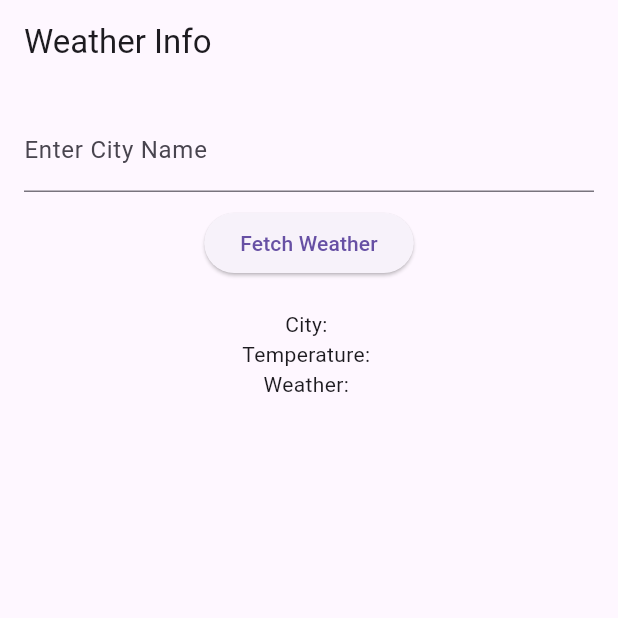
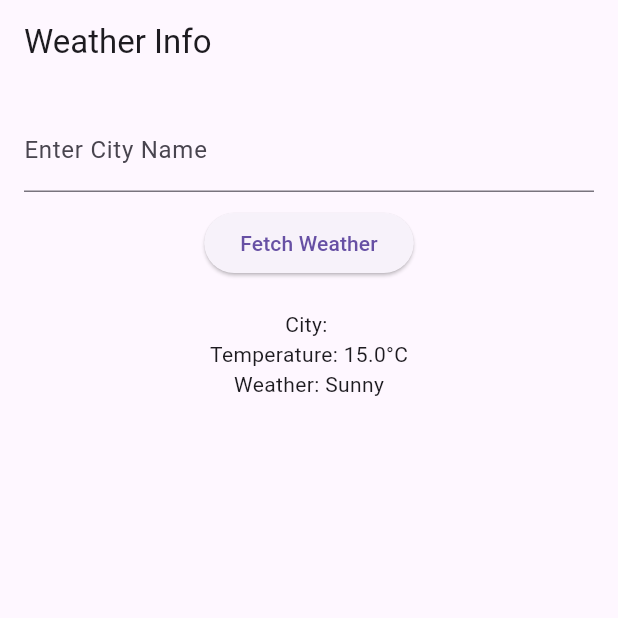
Before and after one commit to anguyen221/weather_app, a Flutter app: the screen it shows after launch, after a tap on "Fetch Weather", on a phone screen of 412 x 824 dp, the top half of it. Run offline on Flutter 3.47's test engine with Material 3 defaults, Android fonts, the phone set to English and light mode, and no system bars.

Commit message:
Displayed simulated weather info

```diff
--- a/lib/main.dart
+++ b/lib/main.dart
@@ -26,9 +26,13 @@ class WeatherScreenState extends State<WeatherScreen> {
   String temperature = '';
   String weather = '';
 
-  void fetchWeather(){
-
-  }
+void fetchWeather() {
+  setState(() {
+    cityName = cityController.text;
+    temperature = '${(15 + (30 - 15) * (DateTime.now().millisecondsSinceEpoch % 100) / 100).toStringAsFixed(1)}°C';
+    weather = ['Sunny', 'Cloudy', 'Rainy'][(DateTime.now().millisecondsSinceEpoch % 3)];
+  });
+}
 
   @override
   Widget build(BuildContext context) {
```
